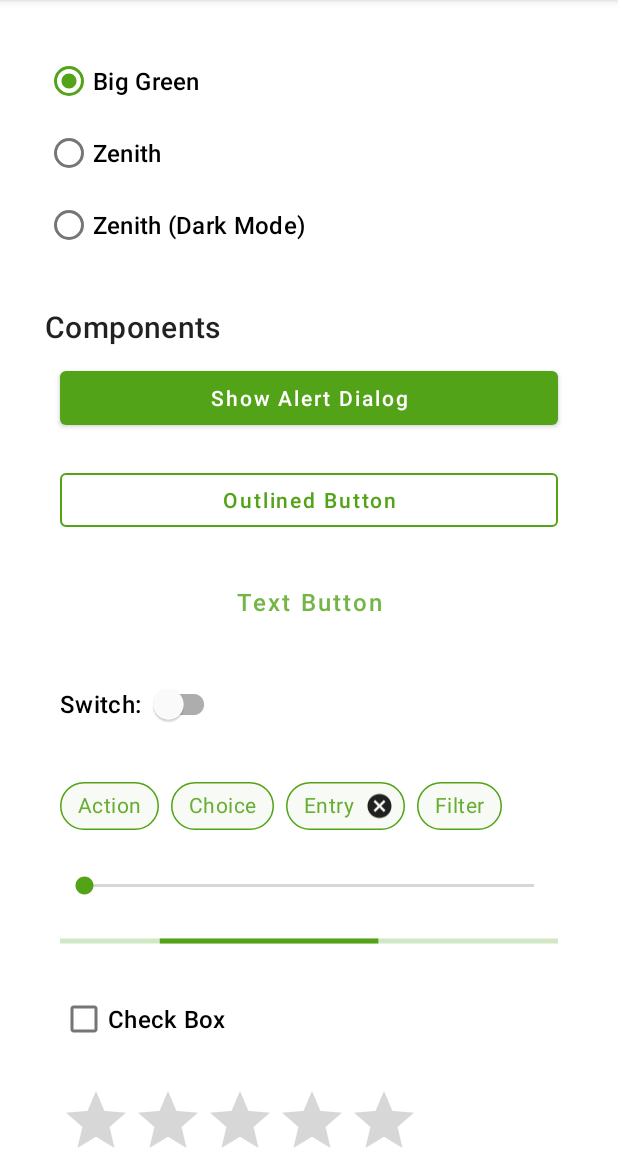
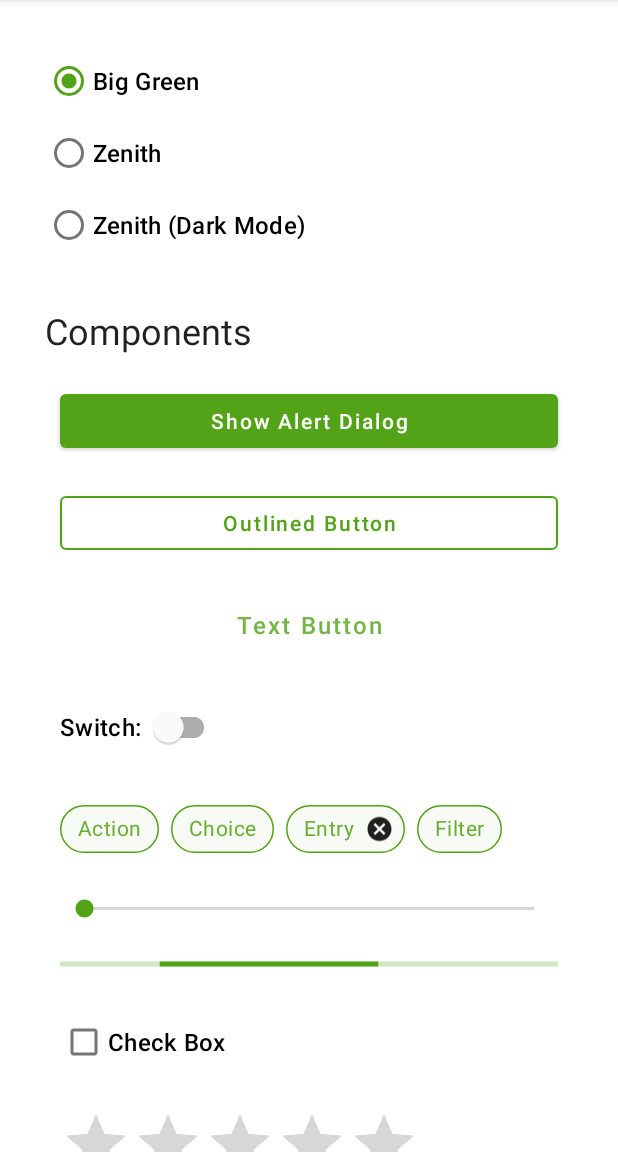
Before and after one commit to johnpaulmckean/DesignSystemTheme, an Android app: the screen it shows after launch (MainActivity), on a phone screen of 412 x 824 dp, the part 84-1236 px from its top. Run offline under Robolectric (Android 15) with nearby library versions, the phone set to English and light mode, and no system bars.

Commit message:
Cleaned up UI

```diff
--- a/app/src/main/res/layout/activity_main.xml
+++ b/app/src/main/res/layout/activity_main.xml
@@ -38,13 +38,15 @@
             android:layout_width="wrap_content"
             android:layout_height="wrap_content"
             android:text="Zenith (Dark Mode)" />
+
       </RadioGroup>
 
       <TextView
           android:layout_width="wrap_content"
           android:layout_height="wrap_content"
-          style="?attr/textAppearanceHeadline6"
+          style="?attr/textAppearanceHeadline5"
           android:layout_marginTop="30dp"
+          android:layout_marginBottom="10dp"
           android:text="Components"/>
 
       <Button
```
